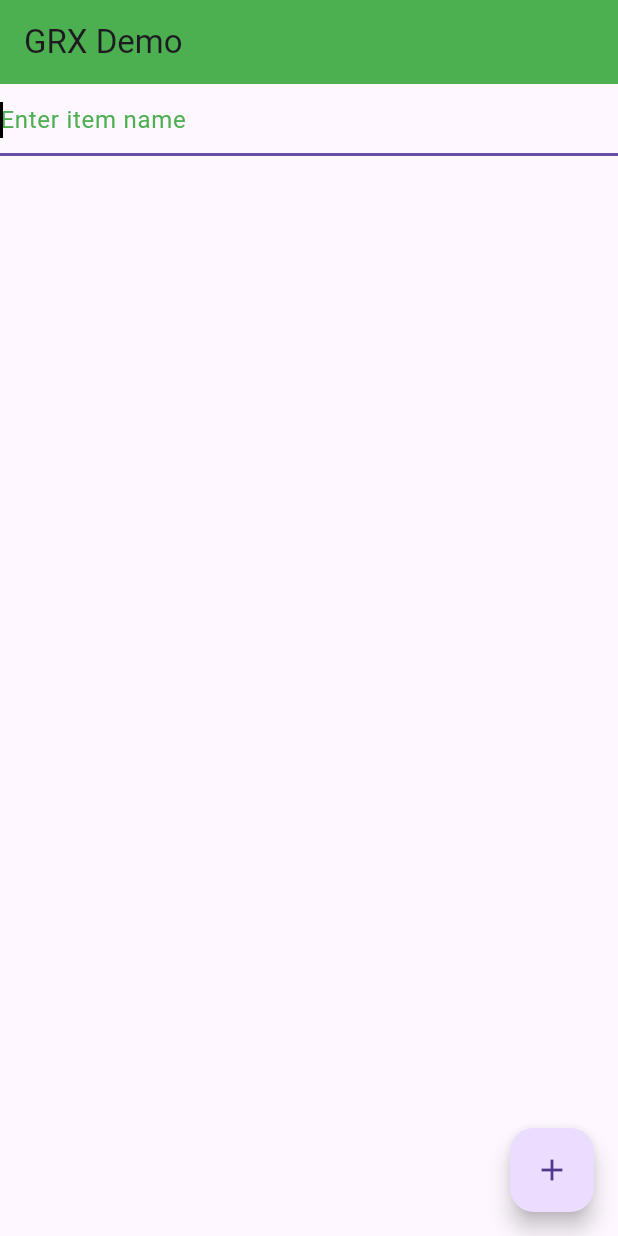
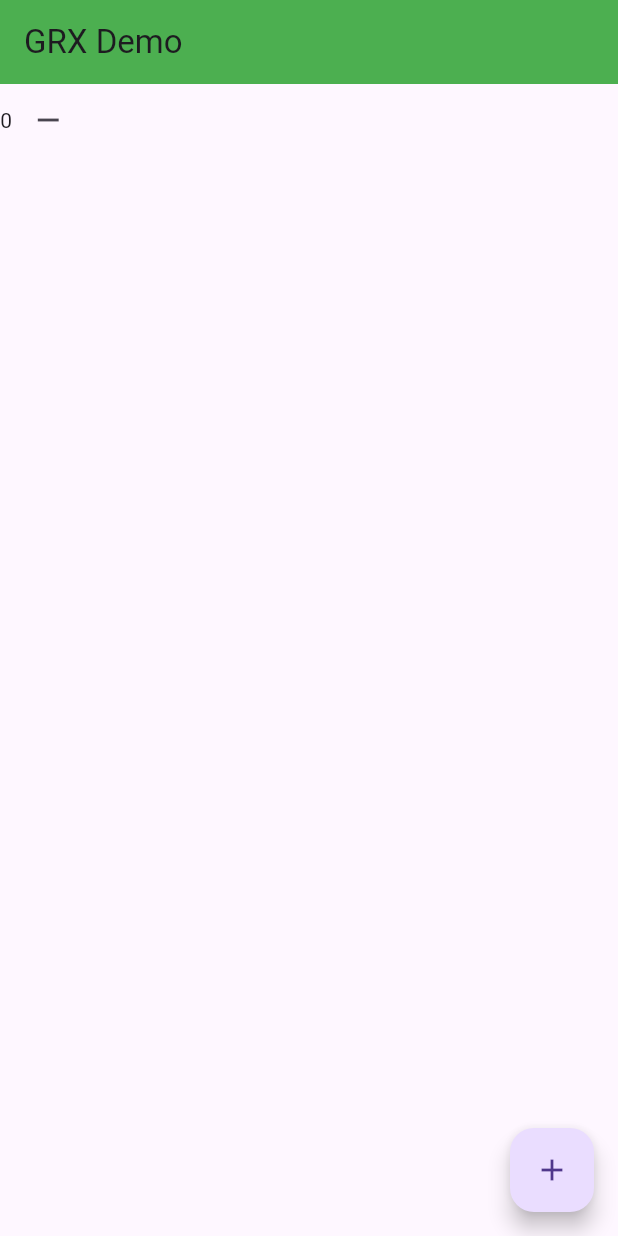
Before and after one commit to gabor6502/GRX-demo, a Flutter app: the screen it shows after launch, after a tap on the "add" icon, on a phone screen of 412 x 824 dp. Run offline on Flutter 3.47's test engine with Material 3 defaults, Android fonts, the phone set to English and light mode, and no system bars; our stand-ins replace flutter_bloc.

Commit message:
to fix: deleting an item only deletes the one at the end of list

```diff
--- a/lib/bloc/item/item_bloc.dart
+++ b/lib/bloc/item/item_bloc.dart
@@ -5,9 +5,8 @@ import './item_state.dart';
 class ItemBloc extends Bloc<ItemEvent, ItemState> {
   ItemBloc() : super(ItemState("")) {
     on<RenameItem>((event, emit) {
-      emit(
-        ItemState(event.name),
-      ); // this is causing issues! Figure out how to emit a property change in bloc
+      state.name = event.name;
+      emit(state);
     });
   }
 }
--- a/lib/bloc/item/item_state.dart
+++ b/lib/bloc/item/item_state.dart
@@ -2,7 +2,7 @@ class ItemState {
   static int nextId = 0;
 
   final int id;
-  final String name;
+  String name;
 
   ItemState(this.name) : id = ItemState.nextId++;
 }
--- a/lib/bloc/list/list_bloc.dart
+++ b/lib/bloc/list/list_bloc.dart
@@ -6,12 +6,10 @@ class ListBloc extends Bloc<ListEvent, ListState> {
   ListBloc() : super(ListState([])) {
     on<AddToList>((event, emit) {
       state.items.add(event.item);
-      emit(
-        ListState(state.items),
-      ); // do we really need to re-init list every time?
+      emit(ListState(state.items));
     });
     on<RemoveFromList>((event, emit) {
-      // remove by id only
+      // remove by id
       state.items.removeWhere((item) => item.state.id == event.item.state.id);
       emit(ListState(state.items));
     });
--- a/lib/item_widget.dart
+++ b/lib/item_widget.dart
@@ -15,27 +15,29 @@ class ItemWidget extends StatefulWidget {
 
 class _ItemWidgetState extends State<ItemWidget> {
   bool editing = true; // do we show textfield for editing name or plaintext
-  final _textEditingController = TextEditingController();
+  //final _textEditingController = TextEditingController();
 
+  /*
   @override
   void dispose() {
     _textEditingController.dispose();
     super.dispose();
   }
-
+*/
   @override
   Widget build(BuildContext context) {
-    final itemBloc = context.read<ItemBloc>();
-    final listBloc = context.read<ListBloc>();
+    //final itemBloc = context.read<ItemBloc>();
+    // final listBloc = context.read<ListBloc>();
 
+    /*
     changeName(String name) {
       editing = false;
       itemBloc.add(RenameItem(name));
-    }
+    }*/
 
     return BlocBuilder<ItemBloc, ItemState>(
       builder: (context, state) {
-        return editing
+        return /*editing
             ? TextField(
                 controller: _textEditingController,
                 onEditingComplete: () {
@@ -51,17 +53,7 @@ class _ItemWidgetState extends State<ItemWidget> {
                   hintText: "Enter item name",
                 ),
               )
-            : Row(
-                children: [
-                  Text(state.name + state.id.toString()),
-                  IconButton(
-                    onPressed: () {
-                      listBloc.add(RemoveFromList(itemBloc));
-                    },
-                    icon: Icon(Icons.remove),
-                  ),
-                ],
-              );
+            : */ Text(state.name + state.id.toString());
       },
     );
   }
--- a/lib/list_page.dart
+++ b/lib/list_page.dart
@@ -25,15 +25,20 @@ class ListPage extends StatelessWidget {
           return ListView.builder(
             itemCount: state.items.length,
             itemBuilder: (BuildContext context, int index) {
-              return MultiBlocProvider(
-                providers: [
-                  BlocProvider(
-                    create: (context) => state.items[index],
-                    lazy: false,
-                  ),
-                  BlocProvider(create: (context) => listBloc),
-                ],
-                child: ItemWidget(),
+              return BlocProvider(
+                create: (context) =>
+                    state.items[index], //state.items.reversed.elementAt(index),
+                child: Row(
+                  children: [
+                    ItemWidget(),
+                    IconButton(
+                      onPressed: () {
+                        listBloc.add(RemoveFromList(state.items[index]));
+                      },
+                      icon: Icon(Icons.remove),
+                    ),
+                  ],
+                ),
               );
             },
           );
@@ -42,16 +47,3 @@ class ListPage extends StatelessWidget {
     );
   }
 }
-
-/*
-ListView(
-            children: state.items.reversed.map((elem) {
-              // FIX!!!last elem in reversed list (i.e. first) is always every elem
-              return MultiBlocProvider(
-                providers: [
-                  BlocProvider(create: (context) => elem, lazy: false),
-                  BlocProvider(create: (context) => listBloc),
-                ],
-                child: ItemWidget(),
-              );
-            }).toList(),);*/
```
